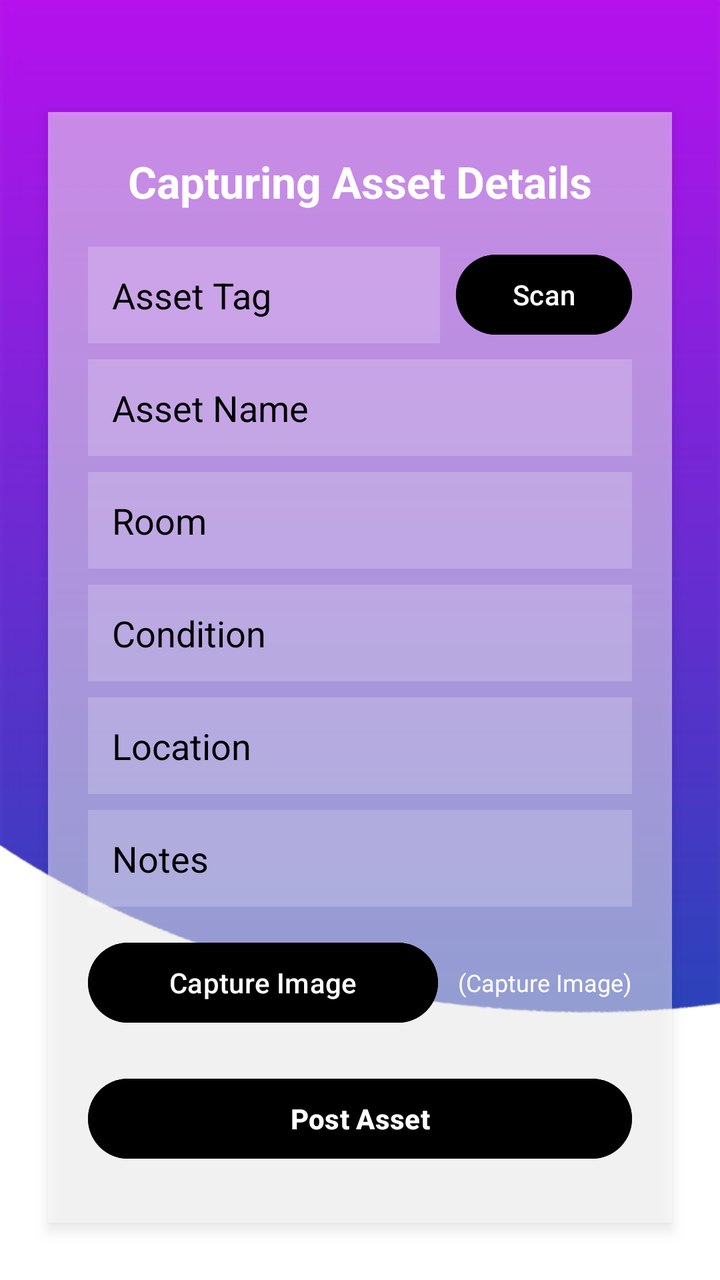
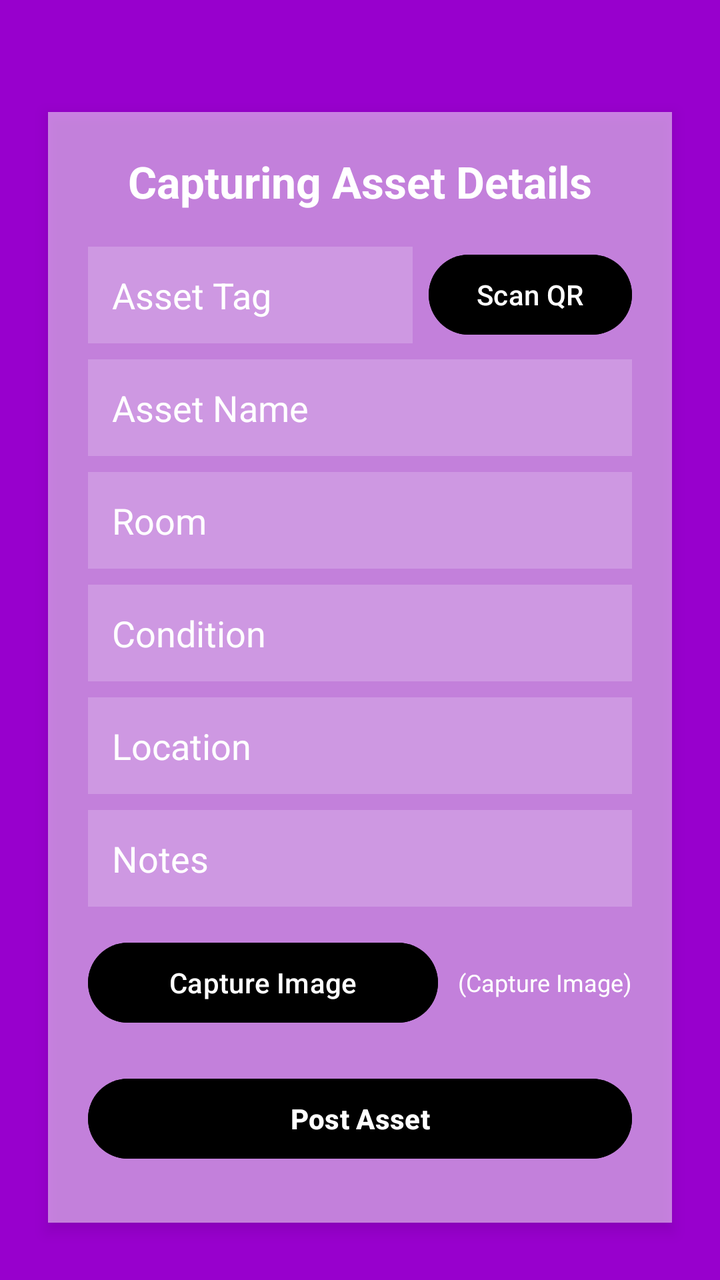

Compare the two renders of this Android layout. The source of the first and the diff that turns it into the second are given below.
<!-- AndroidManifest.xml: application theme Theme.AppConiTag -->
<!-- res/layout/activity_add_asset.xml -->
<?xml version="1.0" encoding="utf-8"?>
<ScrollView xmlns:android="http://schemas.android.com/apk/res/android"
    android:layout_width="match_parent"
    android:layout_height="match_parent"
    android:background="@drawable/background"
    android:padding="16dp">

    <LinearLayout
        android:orientation="vertical"
        android:layout_width="match_parent"
        android:layout_height="wrap_content"
        android:background="#80FFFFFF"
        android:padding="20dp"
        android:layout_gravity="center_horizontal"
        android:layout_marginTop="40dp"
        android:layout_marginBottom="40dp"
        android:layout_marginLeft="8dp"
        android:layout_marginRight="8dp"
        android:elevation="4dp"
        android:clipToPadding="false">

        <TextView
            android:id="@+id/titleAsset"
            android:layout_width="wrap_content"
            android:layout_height="wrap_content"
            android:text="Capturing Asset Details"
            android:textSize="22sp"
            android:textStyle="bold"
            android:textColor="@color/white"
            android:gravity="center"
            android:layout_gravity="center_horizontal"
            android:layout_marginBottom="18dp"/>

        
        <LinearLayout
            android:layout_width="match_parent"
            android:layout_height="wrap_content"
            android:orientation="horizontal"
            android:gravity="center_vertical"
            android:layout_marginBottom="8dp">

            <EditText
                android:id="@+id/assetTagEditText"
                android:layout_width="0dp"
                android:layout_weight="3"
                android:layout_height="wrap_content"
                android:hint="Asset Tag"

                android:drawablePadding="8dp"
                android:background="#30ffffff"
                android:textColorHint="@color/black"
                android:textColor="@color/black"
                android:padding="12dp"/>

            <Button
                android:id="@+id/scanAssetTagButton"
                android:layout_width="wrap_content"
                android:layout_height="wrap_content"
                android:text="Scan"
                android:backgroundTint="@color/black"

                android:textColor="@color/white"
                android:layout_marginLeft="8dp"/>
        </LinearLayout>

        <EditText
            android:id="@+id/assetNameEditText"
            android:layout_width="match_parent"
            android:layout_height="wrap_content"
            android:hint="Asset Name"

            android:drawablePadding="8dp"
            android:background="#30ffffff"
            android:textColorHint="@color/black"
            android:textColor="@color/black"
            android:padding="12dp"
            android:layout_marginBottom="8dp"/>

        <EditText
            android:id="@+id/roomEditText"
            android:layout_width="match_parent"
            android:layout_height="wrap_content"
            android:hint="Room"

            android:drawablePadding="8dp"
            android:background="#30ffffff"
            android:textColorHint="@color/black"
            android:textColor="@color/black"
            android:padding="12dp"
            android:layout_marginBottom="8dp"/>

        <EditText
            android:id="@+id/conditionEditText"
            android:layout_width="match_parent"
            android:layout_height="wrap_content"
            android:hint="Condition"

            android:drawablePadding="8dp"
            android:background="#30ffffff"
            android:textColorHint="@color/black"
            android:textColor="@color/black"
            android:padding="12dp"
            android:layout_marginBottom="8dp"/>

        <EditText
            android:id="@+id/locationEditText"
            android:layout_width="match_parent"
            android:layout_height="wrap_content"
            android:hint="Location"

            android:drawablePadding="8dp"
            android:background="#30ffffff"
            android:textColorHint="@color/black"
            android:textColor="@color/black"
            android:padding="12dp"
            android:layout_marginBottom="8dp"/>

        <EditText
            android:id="@+id/notesEditText"
            android:layout_width="match_parent"
            android:layout_height="wrap_content"
            android:hint="Notes"

            android:drawablePadding="8dp"
            android:background="#30ffffff"
            android:textColorHint="@color/black"
            android:textColor="@color/black"
            android:padding="12dp"
            android:layout_marginBottom="14dp"/>

        <LinearLayout
            android:layout_width="match_parent"
            android:layout_height="wrap_content"
            android:orientation="horizontal"
            android:gravity="center_vertical"
            android:layout_marginBottom="16dp">

            <Button
                android:id="@+id/captureImageButton"
                android:layout_width="0dp"
                android:layout_weight="2"
                android:layout_height="wrap_content"
                android:text="Capture Image"
                android:backgroundTint="@color/black"

                android:textColor="@color/white"/>

            <TextView
                android:id="@+id/captureSoonText"
                android:layout_width="wrap_content"
                android:layout_height="wrap_content"
                android:text="(Capture Image)"
                android:textColor="@color/white"
                android:textSize="12sp"
                android:layout_marginLeft="10dp"/>
        </LinearLayout>

        <Button
            android:id="@+id/submitButton"
            android:layout_width="match_parent"
            android:layout_height="wrap_content"
            android:text="Post Asset"
            android:backgroundTint="@color/black"
            android:textColor="@color/white"
            android:textStyle="bold"
            android:layout_marginTop="4dp"
            android:layout_marginBottom="8dp"/>
    </LinearLayout>
</ScrollView>
<!-- resources referenced by this layout -->
<resources>
  <color name="black">#FF000000</color>
  <color name="white">#FFFFFFFF</color>
  <!-- drawable background: png bitmap (drawable, 19321 bytes) -->
  <style name="Theme.AppConiTag" parent="Base.Theme.AppConiTag" />
  <style name="Base.Theme.AppConiTag" parent="Theme.Material3.DayNight.NoActionBar">
          <item name="colorPrimary">@color/purple_500</item>
          <item name="colorPrimaryVariant">@color/purple_700</item>
          <item name="colorOnPrimary">@color/white</item>
          
          <item name="colorSecondary">@color/teal_200</item>
          <item name="colorSecondaryVariant">@color/teal_700</item>
          <item name="colorOnSecondary">@color/black</item>
          
      </style>
  <color name="purple_500">#FF6200EE</color>
  <color name="purple_700">#FF3700B3</color>
  <color name="teal_200">#FF03DAC5</color>
  <color name="teal_700">#FF018786</color>
</resources>

<!-- the commit's change to res/layout/activity_add_asset.xml (unified diff, before → after) -->
@@ -2,7 +2,7 @@
 <ScrollView xmlns:android="http://schemas.android.com/apk/res/android"
     android:layout_width="match_parent"
     android:layout_height="match_parent"
-    android:background="@drawable/background"
+    android:background="@drawable/back_purpleb"
     android:padding="16dp">
 
     <LinearLayout
@@ -48,15 +48,15 @@
 
                 android:drawablePadding="8dp"
                 android:background="#30ffffff"
-                android:textColorHint="@color/black"
-                android:textColor="@color/black"
+                android:textColorHint="@color/white"
+                android:textColor="@color/white"
                 android:padding="12dp"/>
 
             <Button
                 android:id="@+id/scanAssetTagButton"
                 android:layout_width="wrap_content"
                 android:layout_height="wrap_content"
-                android:text="Scan"
+                android:text="Scan QR"
                 android:backgroundTint="@color/black"
 
                 android:textColor="@color/white"
@@ -71,8 +71,8 @@
 
             android:drawablePadding="8dp"
             android:background="#30ffffff"
-            android:textColorHint="@color/black"
-            android:textColor="@color/black"
+            android:textColorHint="@color/white"
+            android:textColor="@color/white"
             android:padding="12dp"
             android:layout_marginBottom="8dp"/>
 
@@ -84,8 +84,8 @@
 
             android:drawablePadding="8dp"
             android:background="#30ffffff"
-            android:textColorHint="@color/black"
-            android:textColor="@color/black"
+            android:textColorHint="@color/white"
+            android:textColor="@color/white"
             android:padding="12dp"
             android:layout_marginBottom="8dp"/>
 
@@ -97,8 +97,8 @@
 
             android:drawablePadding="8dp"
             android:background="#30ffffff"
-            android:textColorHint="@color/black"
-            android:textColor="@color/black"
+            android:textColorHint="@color/white"
+            android:textColor="@color/white"
             android:padding="12dp"
             android:layout_marginBottom="8dp"/>
 
@@ -110,8 +110,8 @@
 
             android:drawablePadding="8dp"
             android:background="#30ffffff"
-            android:textColorHint="@color/black"
-            android:textColor="@color/black"
+            android:textColorHint="@color/white"
+            android:textColor="@color/white"
             android:padding="12dp"
             android:layout_marginBottom="8dp"/>
 
@@ -123,8 +123,8 @@
 
             android:drawablePadding="8dp"
             android:background="#30ffffff"
-            android:textColorHint="@color/black"
-            android:textColor="@color/black"
+            android:textColorHint="@color/white"
+            android:textColor="@color/white"
             android:padding="12dp"
             android:layout_marginBottom="14dp"/>
 
<!-- resource entries referenced after the edit -->
@@ -2,7 +2,7 @@
 <resources>
   <color name="black">#FF000000</color>
   <color name="white">#FFFFFFFF</color>
-  <!-- drawable background: png bitmap (drawable, 19321 bytes) -->
+  <!-- drawable back_purpleb: jpeg bitmap (drawable, 6836 bytes) -->
   <style name="Theme.AppConiTag" parent="Base.Theme.AppConiTag" />
   <style name="Base.Theme.AppConiTag" parent="Theme.Material3.DayNight.NoActionBar">
           <item name="colorPrimary">@color/purple_500</item>
